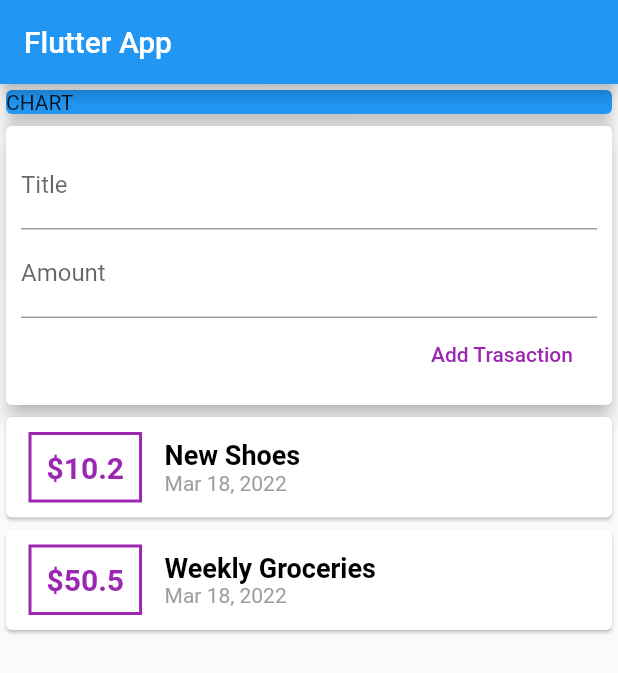
After one commit to murugans11/exEpanse, a Flutter app: the screen it shows after launch, after a tap on "Add Trasaction", on a phone screen of 412 x 824 dp. The commit adds this screen. Shown: the top 673 px of the screen. Run offline on Flutter 3.47's test engine with Material 2 defaults, Android fonts, the phone set to English and light mode, and no system bars.

Commit message:
09-scrollable-column

```diff
--- /dev/null
+++ b/lib/new_transaction.dart
@@ -0,0 +1,47 @@
+import 'package:flutter/material.dart';
+
+class NewTransaction extends StatelessWidget {
+  final titleControler = TextEditingController();
+  final amountControler = TextEditingController();
+
+  Function nexTxButtonClick;
+
+  NewTransaction(this.nexTxButtonClick);
+
+  @override
+  Widget build(BuildContext context) {
+    return Card(
+      elevation: 5,
+      child: Container(
+        padding: EdgeInsets.all(10),
+        child: Column(
+          crossAxisAlignment: CrossAxisAlignment.end,
+          children: [
+            TextField(
+              decoration: InputDecoration(labelText: 'Title'),
+              controller: titleControler,
+              //onChanged: (titleValues) => titleInput = titleValues,
+            ),
+            TextField(
+              decoration: InputDecoration(labelText: 'Amount'),
+              // onChanged: (amount) => amountInput = amount,
+              controller: amountControler,
+            ),
+            FlatButton(
+              child: Text('Add Trasaction'),
+              textColor: Colors.purple,
+              onPressed: () {
+                nexTxButtonClick(
+                  titleControler.text,
+                  double.parse(amountControler.text),
+                );
+                print(titleControler.text);
+                print(amountControler.text);
+              },
+            )
+          ],
+        ),
+      ),
+    );
+  }
+}
--- /dev/null
+++ b/lib/transaction_list.dart
@@ -0,0 +1,66 @@
+import 'package:flutter/material.dart';
+import 'package:intl/intl.dart';
+import '../module/transaction.dart';
+
+class TransactionList extends StatelessWidget {
+  final List<Transaction> _transaction;
+
+  TransactionList(this._transaction);
+
+  @override
+  Widget build(BuildContext context) {
+    return Container(
+      height: 300,
+      child: SingleChildScrollView(
+        child: Column(
+          children: _transaction.map((tx) {
+            return Card(
+              child: Row(
+                children: [
+                  Container(
+                    margin: EdgeInsets.symmetric(
+                      vertical: 10,
+                      horizontal: 15,
+                    ),
+                    decoration: BoxDecoration(
+                      border: Border.all(color: Colors.purple, width: 2),
+                    ),
+                    padding: EdgeInsets.all(10),
+                    child: Text(
+                      '\$${tx.amount}',
+                      style: TextStyle(
+                        fontSize: 20,
+                        fontWeight: FontWeight.bold,
+                        color: Colors.purple,
+                      ),
+                    ),
+                  ),
+                  Column(
+                    crossAxisAlignment: CrossAxisAlignment.start,
+                    children: [
+                      Text(
+                        tx.title,
+                        style: TextStyle(
+                          color: Colors.black,
+                          fontWeight: FontWeight.bold,
+                          fontSize: 18,
+                        ),
+                      ),
+                      Text(
+                        DateFormat.yMMMd().format(tx.date),
+                        style: TextStyle(
+                          color: Colors.grey,
+                          fontSize: 14,
+                        ),
+                      )
+                    ],
+                  )
+                ],
+              ),
+            );
+          }).toList(),
+        ),
+      ),
+    );
+  }
+}
--- /dev/null
+++ b/lib/user_transaction.dart
@@ -0,0 +1,50 @@
+import 'package:flutter/material.dart';
+import '../module/transaction.dart';
+import './new_transaction.dart';
+import './transaction_list.dart';
+
+class UserTransaction extends StatefulWidget {
+
+  @override
+  State<UserTransaction> createState() => _UserTransactionState();
+}
+
+class _UserTransactionState extends State<UserTransaction> {
+  final List<Transaction> _transaction = [
+    Transaction(
+      id: 't1',
+      title: 'New Shoes',
+      amount: 10.20,
+      date: DateTime.now(),
+    ),
+    Transaction(
+      title: 'Weekly Groceries',
+      amount: 50.50,
+      date: DateTime.now(),
+      id: DateTime.now().toString(),
+    )
+  ];
+
+  void addNewTransaction(String txTitle, double txAmount) {
+    final newTx = Transaction(
+      title: txTitle,
+      amount: txAmount,
+      date: DateTime.now(),
+      id: DateTime.now().toString(),
+    );
+
+    setState(() {
+      _transaction.add(newTx);
+    });
+  }
+
+  @override
+  Widget build(BuildContext context) {
+    return Column(
+      children: [
+        NewTransaction(addNewTransaction),
+        TransactionList(_transaction),
+      ],
+    );
+  }
+}
```
Also changed, not shown: lib/main.dart (+3 -83 lines), lib/module/transaction.dart (renamed from lib/transaction.dart).
